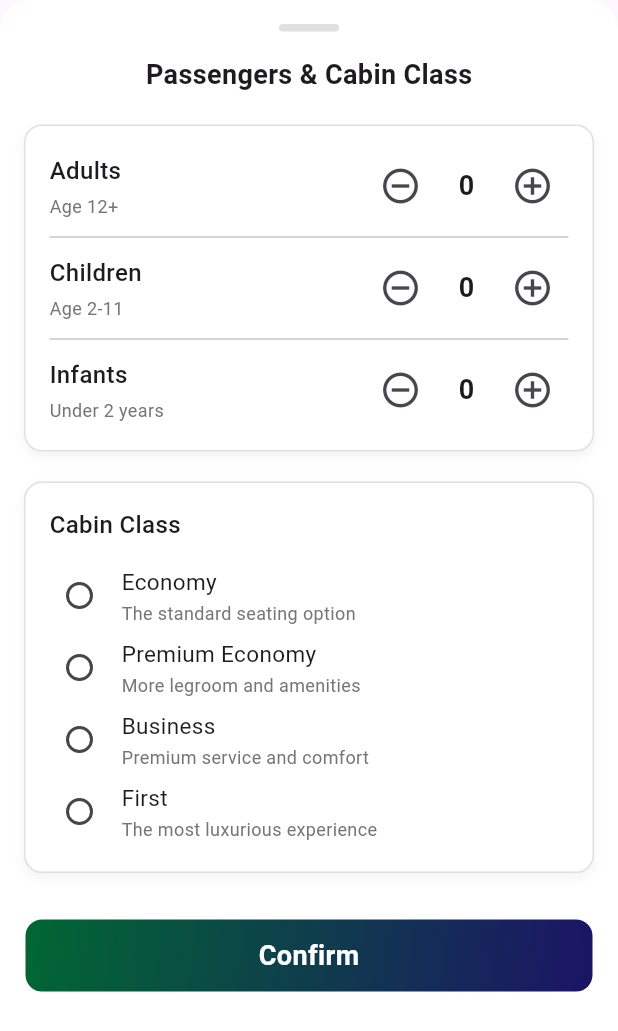
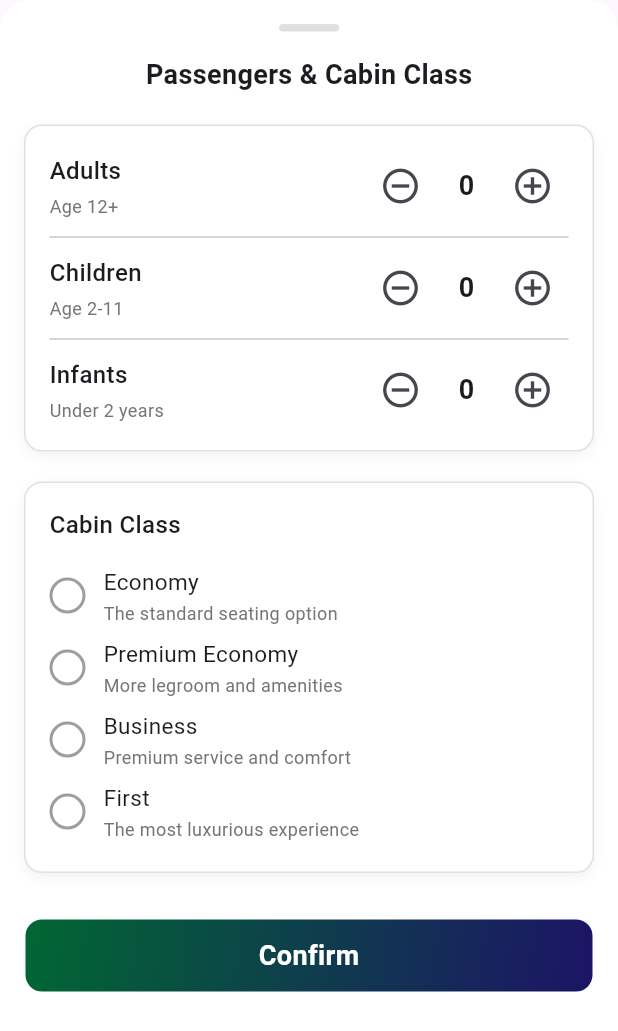
Before and after one commit to Tyaran-dev/tayyran-app, a Flutter app: the PassengerSelectionModal widget shown alone on an empty page, opened directly with empty values, on a phone screen of 412 x 824 dp. Shown: the top 1031 px of the screen. Run offline on Flutter 3.47's test engine with Material 3 defaults, Android fonts, the phone set to English and light mode, and no system bars; our stand-ins replace dio, flutter_bloc, get_it, shared_preferences, smooth_page_indicator; accounts and stored records are empty; network calls fail.

Commit message:
Fix passanger selection
Fixed the infant logic

```diff
--- a/lib/presentation/flight/widgets/passenger_selection_modal.dart
+++ b/lib/presentation/flight/widgets/passenger_selection_modal.dart
@@ -1,6 +1,6 @@
 import 'package:flutter/material.dart';
+import 'package:tayyran_app/core/constants/color_constants.dart';
 import 'package:tayyran_app/core/utils/widgets/index.dart';
-// import 'package:tayyran_app/core/utils/custom_button.dart';
 
 class PassengerSelectionModal extends StatefulWidget {
   final int adults;
@@ -85,7 +85,7 @@ class _PassengerSelectionModalState extends State<PassengerSelectionModal> {
                 border: Border.all(color: Colors.grey[300]!),
                 boxShadow: [
                   BoxShadow(
-                    color: Colors.black.withOpacity(0.05),
+                    color: Colors.black.withValues(alpha: 0.05),
                     blurRadius: 6,
                     offset: Offset(0, 3),
                   ),
@@ -102,14 +102,9 @@ class _PassengerSelectionModalState extends State<PassengerSelectionModal> {
                       if (_adults > 1) {
                         setState(() {
                           _adults--;
+                          // Ensure infants don't exceed adults
                           if (_infants > _adults) {
                             _infants = _adults;
-                          }
-                          if (_adults == 0) {
-                            _adults = 1;
-                          }
-                          if (_infants == 0 && _adults == 1) {
-                            _infants = 1;
                           }
                           _updatePassengers();
                         });
@@ -164,9 +159,7 @@ class _PassengerSelectionModalState extends State<PassengerSelectionModal> {
                       }
                     },
                     onIncrement: () {
-                      if (_infants < _adults &&
-                          _infants < 8 &&
-                          totalPassengers < 9) {
+                      if (_infants < _adults && totalPassengers < 9) {
                         setState(() {
                           _infants++;
                           _updatePassengers();
@@ -189,7 +182,7 @@ class _PassengerSelectionModalState extends State<PassengerSelectionModal> {
                 border: Border.all(color: Colors.grey[300]!),
                 boxShadow: [
                   BoxShadow(
-                    color: Colors.black.withOpacity(0.05),
+                    color: Colors.black.withValues(alpha: 0.05),
                     blurRadius: 6,
                     offset: Offset(0, 3),
                   ),
@@ -203,21 +196,22 @@ class _PassengerSelectionModalState extends State<PassengerSelectionModal> {
                     style: TextStyle(fontSize: 16, fontWeight: FontWeight.w500),
                   ),
                   SizedBox(height: 12),
+                  // Using custom radio implementation instead of deprecated Radio
                   Column(
                     children: [
-                      _buildCabinClassRadio(
+                      _buildCabinClassOption(
                         'Economy',
                         'The standard seating option',
                       ),
-                      _buildCabinClassRadio(
+                      _buildCabinClassOption(
                         'Premium Economy',
                         'More legroom and amenities',
                       ),
-                      _buildCabinClassRadio(
+                      _buildCabinClassOption(
                         'Business',
                         'Premium service and comfort',
                       ),
-                      _buildCabinClassRadio(
+                      _buildCabinClassOption(
                         'First',
                         'The most luxurious experience',
                       ),
@@ -291,7 +285,9 @@ class _PassengerSelectionModalState extends State<PassengerSelectionModal> {
     );
   }
 
-  Widget _buildCabinClassRadio(String value, String description) {
+  Widget _buildCabinClassOption(String value, String description) {
+    final bool isSelected = _cabinClass == value;
+
     return Padding(
       padding: const EdgeInsets.symmetric(vertical: 4.0),
       child: InkWell(
@@ -303,20 +299,34 @@ class _PassengerSelectionModalState extends State<PassengerSelectionModal> {
         },
         child: Row(
           children: [
-            Radio<String>(
-              value: value,
-              groupValue: _cabinClass,
-              onChanged: (String? newValue) {
-                if (newValue != null) {
-                  setState(() {
-                    _cabinClass = newValue;
-                  });
-                  widget.onCabinClassChanged(_cabinClass);
-                }
-              },
-              materialTapTargetSize: MaterialTapTargetSize.shrinkWrap,
+            Container(
+              width: 24,
+              height: 24,
+              decoration: BoxDecoration(
+                shape: BoxShape.circle,
+                border: Border.all(
+                  color: isSelected
+                      ? AppColors
+                            .splashBackgroundColorEnd // Your custom color
+                      : Colors.grey,
+                  width: 2,
+                ),
+              ),
+              child: isSelected
+                  ? Center(
+                      child: Container(
+                        width: 12,
+                        height: 12,
+                        decoration: BoxDecoration(
+                          shape: BoxShape.circle,
+                          color: AppColors
+                              .splashBackgroundColorEnd, // Your custom color
+                        ),
+                      ),
+                    )
+                  : null,
             ),
-            const SizedBox(width: 8),
+            const SizedBox(width: 12),
             Expanded(
               child: Column(
                 crossAxisAlignment: CrossAxisAlignment.start,
```
